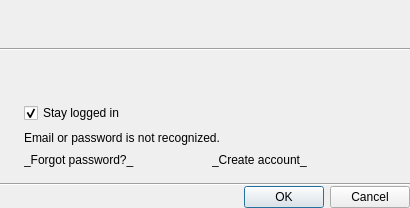
This is client/libclient/src/ui/dialogs/cloud/connect_to_cloud_dialog.ui in networkoptix/nx_open as Qt 5 draws it before an edit. The edited form follows.
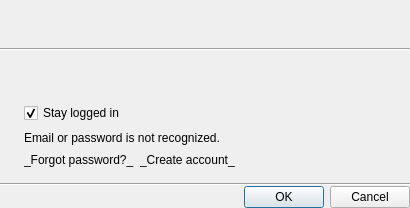
This is the edited form. Custom widgets are drawn as their Qt base class.

Commit message:
VMS-3654: Cloud dialogs - insignificant fixes
<==== Mercurial data ====>
Branch: dev_3.0.0_gui

Diff of the .ui file:
```diff
--- a/client/libclient/src/ui/dialogs/cloud/connect_to_cloud_dialog.ui
+++ b/client/libclient/src/ui/dialogs/cloud/connect_to_cloud_dialog.ui
@@ -113,6 +113,12 @@
          </property>
          <item>
           <widget class="QLabel" name="forgotPasswordLabel">
+           <property name="sizePolicy">
+            <sizepolicy hsizetype="Maximum" vsizetype="Preferred">
+             <horstretch>0</horstretch>
+             <verstretch>0</verstretch>
+            </sizepolicy>
+           </property>
            <property name="focusPolicy">
             <enum>Qt::TabFocus</enum>
            </property>
```
